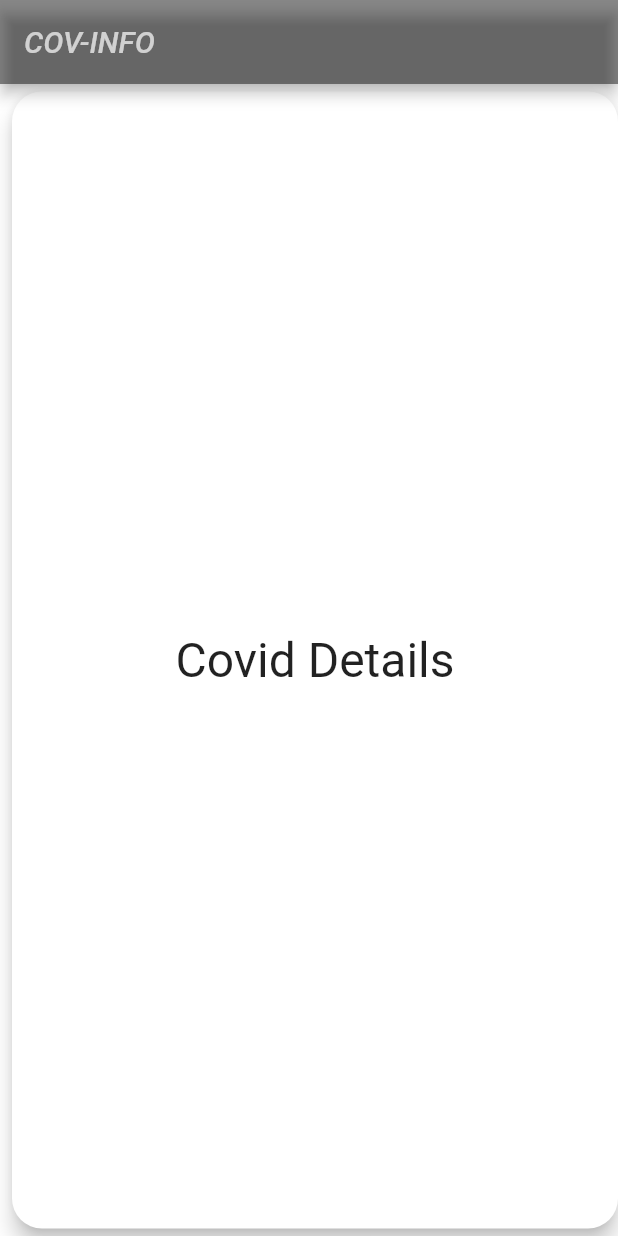
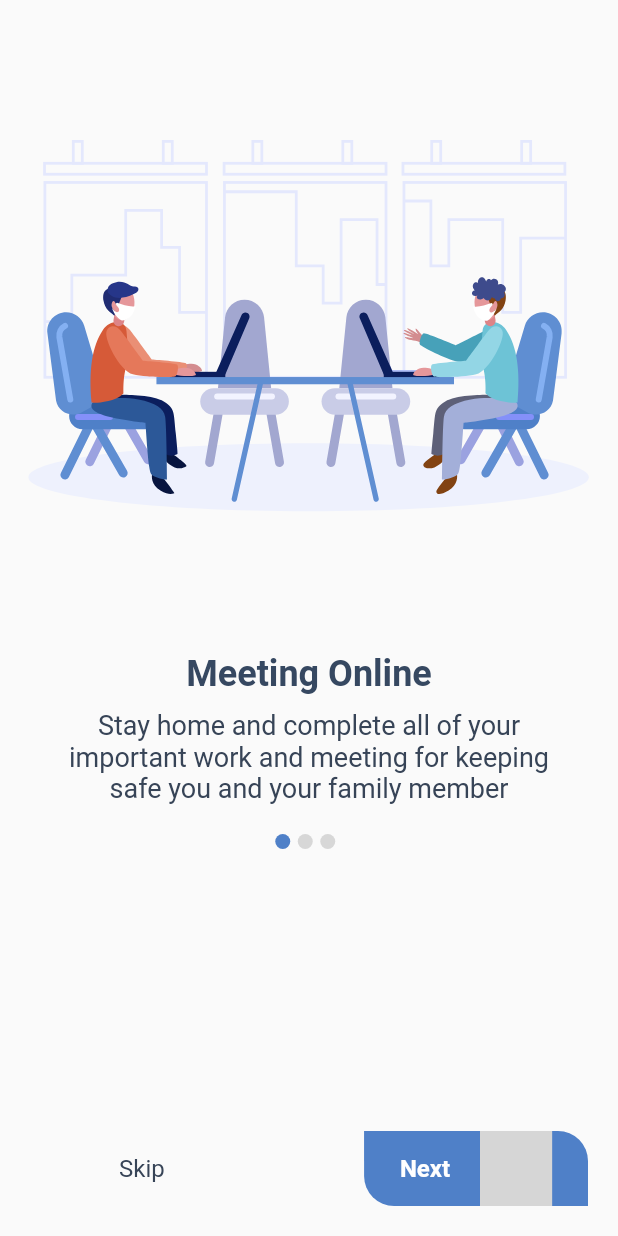
Before and after one commit to Hackathon21/aces, a Flutter app: the screen it shows after launch, on a phone screen of 412 x 824 dp. Run offline on Flutter 3.47's test engine with Material 2 defaults, Android fonts, the phone set to English and light mode, and no system bars; our stand-ins replace flutter_spinkit, flutter_svg, google_maps_flutter; network calls fail; grey boxes are pictures that could not be loaded.

```diff
--- /dev/null
+++ b/lib/components/main_button.dart
@@ -0,0 +1,53 @@
+import 'package:flutter/material.dart';
+import 'package:covid_tracker/constants/colors.dart';
+import 'package:flutter_svg/flutter_svg.dart';
+
+class MainButton extends StatelessWidget {
+  const MainButton({
+    Key key,
+    @required this.tapEvent
+  }) : super(key: key);
+
+  final GestureTapCallback tapEvent;
+
+  @override
+  Widget build(BuildContext context) {
+    Size size = MediaQuery.of(context).size;
+
+    return InkWell(
+      onTap: tapEvent,
+      borderRadius: BorderRadius.only(
+        topRight: Radius.circular(20),
+        bottomLeft: Radius.circular(20)
+      ),
+      child: Container(
+        width: (150 / 414) * size.width,
+        height: 50,
+        decoration: BoxDecoration(
+          borderRadius: BorderRadius.only(
+            topRight: Radius.circular(20),
+            bottomLeft: Radius.circular(20)
+          ),
+          color: kPrimaryColor
+        ),
+        child: Row(
+          mainAxisAlignment: MainAxisAlignment.center,
+          children: [
+            Text(
+              'Next',
+              style: TextStyle(
+                color: Colors.white,
+                fontWeight: FontWeight.bold,
+                fontSize: 16
+              ),
+            ),
+
+            SizedBox(width: kDefaultPadding),
+
+            SvgPicture.asset('assets/icons/next.svg')
+          ],
+        ),
+      ),
+    );
+  }
+}
--- /dev/null
+++ b/lib/components/skip_button.dart
@@ -0,0 +1,37 @@
+import 'package:covid_tracker/constants/colors.dart';
+import 'package:flutter/material.dart';
+import 'package:flutter_svg/flutter_svg.dart';
+
+class SkipButton extends StatelessWidget {
+  const SkipButton({
+    Key key,
+    @required this.tapEvent
+  }) : super(key: key);
+
+  final GestureTapCallback tapEvent;
+
+  @override
+  Widget build(BuildContext context) {
+    Size size = MediaQuery.of(context).size;
+
+    return InkWell(
+      onTap: tapEvent,
+      child: Container(
+        width: (150 / 414) * size.width,
+        height: 50,
+        child: Row(
+          mainAxisAlignment: MainAxisAlignment.center,
+          children: [
+            Text(
+              'Skip',
+              style: TextStyle(
+                color: kTextLightColor,
+                fontSize: 16
+              ),
+            ),
+          ],
+        ),
+      ),
+    );
+  }
+}
--- /dev/null
+++ b/lib/components/slider_content.dart
@@ -0,0 +1,55 @@
+import 'package:covid_tracker/constants/colors.dart';
+import 'package:flutter/material.dart';
+import 'package:flutter_svg/flutter_svg.dart';
+
+class SliderContent extends StatelessWidget {
+  const SliderContent({
+    Key key,
+    @required this.image,
+    @required this.title,
+    @required this.text,
+  }) : super(key: key);
+
+  final String image, title, text;
+
+  @override
+  Widget build(BuildContext context) {
+    Size size = MediaQuery.of(context).size;
+
+    return Column(
+      children: [
+        Spacer(),
+
+        SvgPicture.asset(
+          image,
+          height: (270 / 896) * size.height, // 896 is width that designer used, 270 is height of the image that designer used
+        ),
+
+        Spacer(),
+
+        Text(
+          title,
+          style: TextStyle(
+            fontSize: 24,
+            color: kTextColor,
+            fontWeight: FontWeight.bold
+          ),
+        ),
+
+        SizedBox(height: kDefaultPadding / 2),
+
+        Padding(
+          padding: EdgeInsets.symmetric(horizontal: kDefaultPadding * 2),
+          child: Text(
+            text,
+            textAlign: TextAlign.center,
+            style: TextStyle(
+              color: kTextLightColor,
+              fontSize: 18
+            ),
+          ),
+        )
+      ],
+    );
+  }
+}
--- /dev/null
+++ b/lib/constants/colors.dart
@@ -0,0 +1,18 @@
+import 'package:flutter/material.dart';
+
+const kPrimaryColor = Color(0XFF4F80C8);
+const kTextColor = Color(0XFF364861);
+const kTextLightColor = Color(0XFF374457);
+const kIndicatorColor = Color(0XFFCBCCD5);
+const kBackgroundColor = Color(0XFFF6F8FF);
+
+const kDefaultPadding = 20.0;
+final darkTheme = ThemeData(
+  primaryColorLight: Colors.grey,
+  primaryColor: Colors.black,
+  brightness: Brightness.dark,
+  backgroundColor: const Color(0xFF212121),
+  accentColor: Colors.yellow[700],
+  accentIconTheme: IconThemeData(color: Colors.black),
+  dividerColor: Colors.black12,
+);
--- a/lib/main.dart
+++ b/lib/main.dart
@@ -6,6 +6,7 @@ import 'package:covid_tracker/pages/display_hospital.dart';
 import 'package:covid_tracker/pages/display_map.dart';
 import 'package:covid_tracker/pages/home_page.dart';
 import 'package:covid_tracker/pages/map_location.dart';
+import 'package:covid_tracker/pages/onboarding.dart';
 import 'package:covid_tracker/pages/splash_screen.dart';
 import 'package:covid_tracker/pages/vaccine_check.dart';
 import 'package:flutter/material.dart';
@@ -14,6 +15,7 @@ void main() =>runApp(MaterialApp(
   initialRoute: "/",
   routes: {
     "/":(context)=>Loading(),
+    "/onboard":(context)=>OnboardingScreen(),
     "/home":(context)=>Home(),
     "/data":(context)=>Choose(),
     "/dashboard":(context)=>Dashboard(),
--- a/lib/pages/dashboard.dart
+++ b/lib/pages/dashboard.dart
@@ -1,4 +1,5 @@
 
+import 'package:covid_tracker/constants/colors.dart';
 import 'package:flutter/material.dart';
 
 class Dashboard extends StatefulWidget {
@@ -8,7 +9,21 @@ class Dashboard extends StatefulWidget {
 
 class _DashboardState extends State<Dashboard> {
   Map data = {};
-
+  int _selectedIndex = 0;
+  void _onItemTapped(int index) {
+    setState(() {
+      _selectedIndex = index;
+    });
+    if(index==0){
+      Navigator.pushNamed(context, "/home",arguments: data);
+    }
+    if(index==1){
+      Navigator.pushNamed(context,"/vaccineLogin");
+    }
+    if(index==2){
+      Navigator.pushNamed(context, "/hospitalPlace");
+    }
+  }
   @override
   Widget build(BuildContext context) {
     data=data.isNotEmpty?data:ModalRoute.of(context).settings.arguments;
@@ -23,48 +38,35 @@ class _DashboardState extends State<Dashboard> {
               fontStyle: FontStyle.italic),
         ),
       ),
-      body: ListView.builder(itemCount: 3,scrollDirection: Axis.horizontal,itemBuilder: (context,index){
-        String s="Default";
-        if(index==0){
-          s="Covid Details";
-        }
-        if(index==1){
-          s="Check Vaccination Details";
-        }
-        if(index==2){
-          s="CHECK ICU BEDS AND VENTILATORS";
-        }
-        return Padding(
-          padding: const EdgeInsets.symmetric(vertical: 1.0,horizontal: 4.0),
-          child: InkWell(
-            onTap: (){
-              if(index==1){
-                Navigator.pushNamed(context,"/vaccineLogin");
-              }
-              if(index==0){
-                Navigator.pushNamed(context, "/home",arguments: data);
-              }
-              if(index==2){
-                Navigator.pushNamed(context, "/hospitalPlace");
-              }
-            },
-            child: SizedBox(
-              height: 300,
-              width: MediaQuery.of(context).size.width,
-              child: Card(
+      body: Card(
           elevation: 6,
           shape: RoundedRectangleBorder(borderRadius: BorderRadius.circular(20)),
           child: Center(
               child: Text(
-                        "$s",
+                "Home",
                 style: TextStyle(fontSize: 32,),
               )
           )
       ),
+      bottomNavigationBar: BottomNavigationBar(
+        items: const <BottomNavigationBarItem>[
+          BottomNavigationBarItem(
+            icon: Icon(Icons.coronavirus),
+            label: 'Cases',
           ),
+          BottomNavigationBarItem(
+            icon: Icon(Icons.local_hospital),
+            label: 'Vaccines',
           ),
-        );
-      }),
+          BottomNavigationBarItem(
+            icon: Icon(Icons.single_bed),
+            label: 'Hospital',
+          ),
+        ],
+        currentIndex: _selectedIndex,
+        selectedItemColor: darkTheme.accentColor,
+        onTap: _onItemTapped,
+      ),
     );
   }
 }
--- /dev/null
+++ b/lib/pages/onboarding.dart
@@ -0,0 +1,123 @@
+import 'package:covid_tracker/components/main_button.dart';
+import 'package:covid_tracker/components/skip_button.dart';
+import 'package:covid_tracker/components/slider_content.dart';
+import 'package:covid_tracker/constants/colors.dart';
+import 'package:flutter/material.dart';
+import 'package:flutter_svg/flutter_svg.dart';
+
+class OnboardingScreen extends StatefulWidget {
+  @override
+  _OnboardingScreenState createState() => _OnboardingScreenState();
+}
+
+class _OnboardingScreenState extends State<OnboardingScreen> {
+  int selectedSlider = 0;
+  // Slider Data
+  Map data={};
+  List<Map<String, String>> sliders = [
+    {
+      "title": "Meeting Online",
+      "text": "Stay home and complete all of your important work and meeting for keeping safe you and your family member",
+      "image": "assets/images/slider1.svg"
+    },
+    {
+      "title": "Wear a Mask",
+      "text": "Always wear a mask while going out of your house. Keep yourself and your family safe",
+      "image": "assets/images/slider2.svg"
+    },
+    {
+      "title": "Social Distance",
+      "text": "Always maintain social distancing while meeting to someone. ",
+      "image": "assets/images/slider3.svg"
+    },
+  ];
+
+  PageController sliderController = PageController(initialPage: 0, keepPage: false);
+
+  @override
+  Widget build(BuildContext context) {
+    data=data.isNotEmpty?data:ModalRoute.of(context).settings.arguments;
+    return Scaffold(
+      body: SafeArea(
+        child: Container(
+          width: double.infinity,
+          child: Column(
+            children: [
+              Expanded(
+                flex: 2,
+                child: PageView.builder(
+                  onPageChanged: (index) {
+                    setState(() {
+                      selectedSlider = index;
+                    });
+                  },
+                  controller: sliderController,
+                  itemCount: sliders.length,
+                  itemBuilder: (context, index) => SliderContent(
+                    image: sliders[index]['image'],
+                    title: sliders[index]['title'],
+                    text: sliders[index]['text'],
+                  )
+                ),
+              ),
+
+              SizedBox(height: kDefaultPadding),
+
+              Expanded(
+                child: Column(
+                  children: [
+                    Row(
+                      mainAxisAlignment: MainAxisAlignment.center,
+                      children: List.generate(
+                        sliders.length,
+                        (index) => buildSliderNav(index: index),
+                      ),
+                    ),
+
+                    Spacer(),
+
+                    Padding(
+                      padding: EdgeInsets.all(kDefaultPadding),
+                      child: Row(
+                        children: [
+                          SkipButton(
+                            tapEvent: () async {
+                              await Navigator.pushNamed(context, "/dashboard",arguments: data);
+                            }
+                          ),
+
+                          Spacer(),
+
+                          MainButton(
+                            tapEvent: () {
+                              if (selectedSlider != (sliders.length - 1)) {
+                                sliderController.animateToPage(selectedSlider + 1, duration: Duration(milliseconds: 400), curve: Curves.linear);
+                              }
+                            },
+                          )
+                        ],
+                      ),
+                    )
+                  ],
+                ),
+              )
+            ],
+          ),
+        ),
+      ),
+    );
+  }
+
+  AnimatedContainer buildSliderNav({int index}) {
+    return AnimatedContainer(
+      duration: Duration(milliseconds: 200),
+      margin: EdgeInsets.only(right: 5),
+      height: 10,
+      width: 10,
+      decoration: BoxDecoration(
+        color: selectedSlider == index ? kPrimaryColor : Color(0xFFD7D7D7),
+        borderRadius: BorderRadius.circular(5)
+      ),
+    );
+  }
+}
--- a/pubspec.yaml
+++ b/pubspec.yaml
@@ -26,6 +26,8 @@ dependencies:
   http: ^0.12.0+2
   flutter_spinkit: ^4.0.0
   google_maps_flutter: ^1.2.0
+  google_fonts: ^1.1.0 # this will help us to include google fonts
+  flutter_svg: ^0.19.1
 
 
   # The following adds the Cupertino Icons font to your application.
```
Also changed, not shown: lib/pages/home_page.dart (+68 -43 lines), lib/pages/splash_screen.dart (+4 -4 lines), assets/icons/next.svg (added), assets/images/slider1.svg (added), assets/images/slider2.svg (added), assets/images/slider3.svg (added), pubspec.lock. Lines whose indentation alone changed are shown as unchanged.
